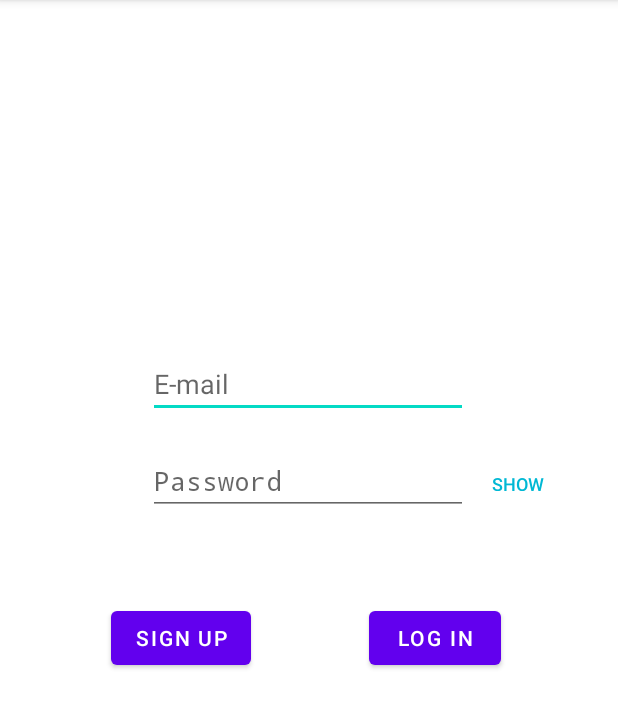
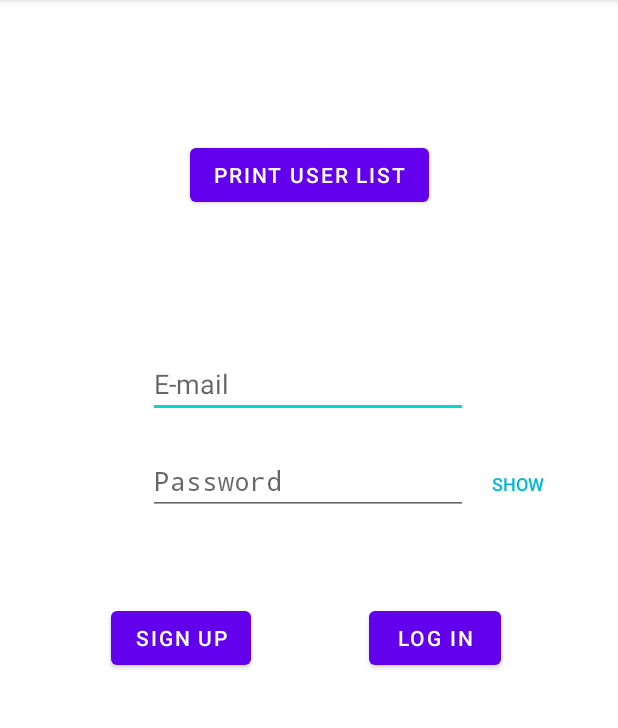
Before and after one commit to ltoikon/Diet-application-project, an Android app: the screen it shows after launch (MainActivity), on a phone screen of 412 x 824 dp, the part 84-812 px from its top. Run offline under Robolectric (Android 15) with nearby library versions, the phone set to English and light mode, and no system bars.

Commit message:
Added getUser and registerUser methods (not ready) to FileIO, updated login and signup

```diff
--- a/app/src/main/java/com/example/course_project/Login.java
+++ b/app/src/main/java/com/example/course_project/Login.java
@@ -14,13 +14,18 @@ import android.widget.EditText;
 import android.widget.TextView;
 import android.widget.Toast;
 
+import java.util.ArrayList;
+
 public class Login extends Fragment {
 
     static Login login = new Login();
     private EditText editTextUsername, editTextPassword;
     private TextView usernameError, passwordError;
     private Button bLogin, bSignUp, bShow;
+    private Button printUserList;
     private boolean showing = false;
+
+    FileIO fileIO = FileIO.getInstance();
 
     private OnFragmentInteractionListener mListener;
 
@@ -29,6 +34,8 @@ public class Login extends Fragment {
 
     //todo Tunnuksen hakeminen tiedostosta tämän sijaan
     private String username = "Username", password = "Password";
+
+    ArrayList<User> userList = new ArrayList<>();
 
     private Login() {}
 
@@ -44,9 +51,12 @@ public class Login extends Fragment {
         editTextPassword = view.findViewById(R.id.inputPassword);
         usernameError = view.findViewById(R.id.emailError);
         passwordError = view.findViewById(R.id.passwordError);
+
         bLogin = view.findViewById(R.id.buttonLogIn);
         bSignUp = view.findViewById(R.id.buttonSignUp);
         bShow = view.findViewById(R.id.buttonShowPassword);
+
+        printUserList = view.findViewById(R.id.printUserList);
 
         editTextPassword.setInputType(InputType.TYPE_CLASS_TEXT | InputType.TYPE_TEXT_VARIATION_PASSWORD);
 
@@ -104,6 +114,21 @@ public class Login extends Fragment {
             }
         });
 
+        printUserList.setOnClickListener(new View.OnClickListener() {
+            @Override
+            public void onClick(View v) {
+                userList = fileIO.getUsers(getActivity().getApplicationContext());
+                int i = 0;
+                System.out.println("####### userList sisältö: #######");
+                for (User user : userList) {
+                    System.out.println("### Listan " + i+1 + ". jäsen\nEmail: " + user.getEmail() +
+                            "\nNimi: " + user.getFirstName() + " " + user.getLastName() +
+                            "\nSyntymäpäivä: " + user.getBirthDate() + "\nAsuinpaikka: " + user.getHomeTown() + "\n###");
+                }
+                System.out.println("#################################");
+            }
+        });
+
         return view;
     }
 
--- a/app/src/main/java/com/example/course_project/User.java
+++ b/app/src/main/java/com/example/course_project/User.java
@@ -1,6 +1,8 @@
 package com.example.course_project;
 
-public class User {
+import java.io.Serializable;
+
+public class User implements Serializable {
     private String email, password, firstName, lastName, homeTown, birthDate;
 
     public User(String email, String password, String firstName, String lastName, String birthDate, String hometown) {
--- a/app/src/main/res/layout/fragment_login.xml
+++ b/app/src/main/res/layout/fragment_login.xml
@@ -91,4 +91,14 @@
         app:layout_constraintEnd_toEndOf="@+id/inputPassword"
         app:layout_constraintStart_toStartOf="@+id/inputPassword"
         app:layout_constraintTop_toBottomOf="@+id/inputPassword" />
+
+    <Button
+        android:id="@+id/printUserList"
+        android:layout_width="wrap_content"
+        android:layout_height="wrap_content"
+        android:text="Print user list"
+        app:layout_constraintBottom_toTopOf="@+id/inputEmail"
+        app:layout_constraintEnd_toEndOf="parent"
+        app:layout_constraintStart_toStartOf="parent"
+        app:layout_constraintTop_toTopOf="parent" />
 </androidx.constraintlayout.widget.ConstraintLayout>
```
Also changed, not shown: app/src/main/java/com/example/course_project/FileIO.java (+55 -0 lines), app/src/main/java/com/example/course_project/SignUp.java (+59 -17 lines).
